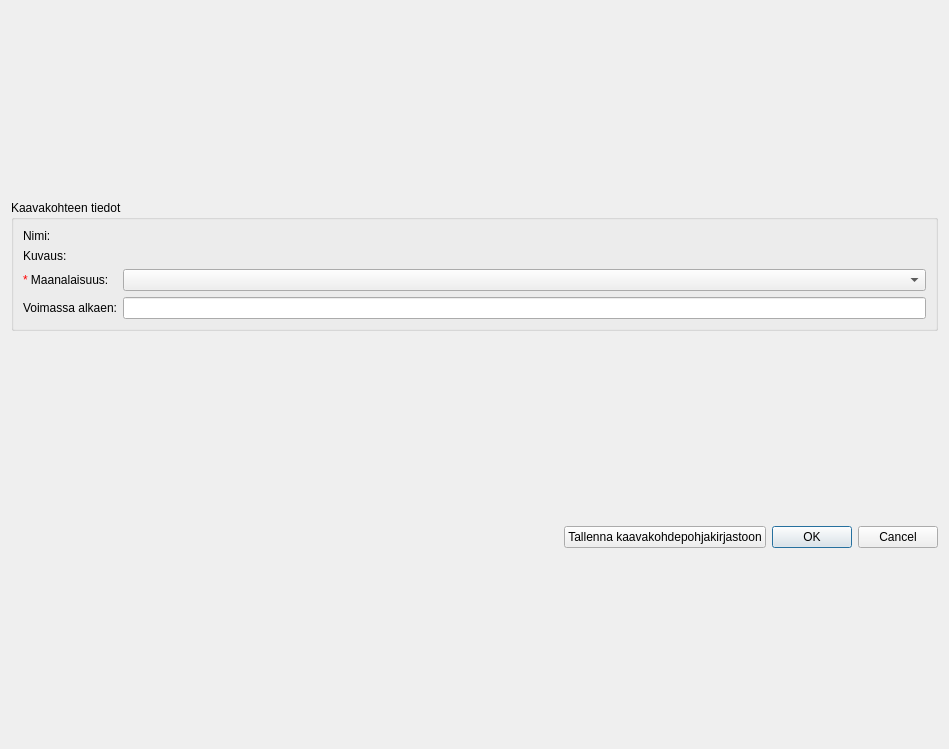
Qt form arho_feature_template/gui/dialogs/plan_feature_form.ui (GispoCoding/arho-qgis-plugin) before a commit.
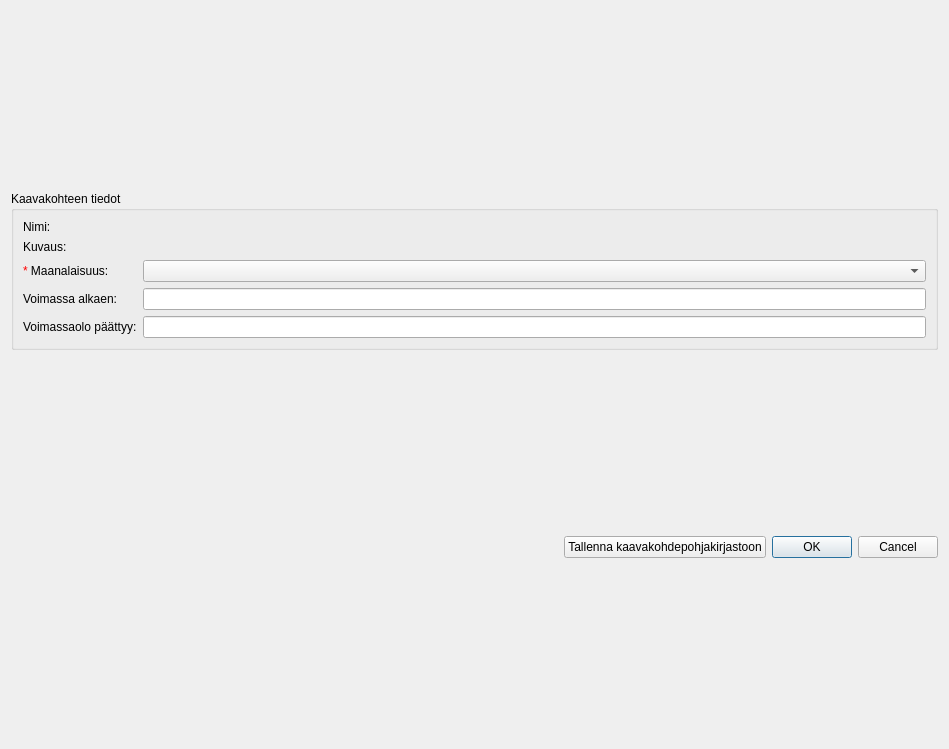
The same form after that commit. Custom widgets are drawn as their Qt base class.

Commit message:
add validity label to plan objects dock, add validity end date to plan object form
Also made showing validity start/end dates in plan object form consistent with
plan attribute form (date fields are hidden if not defined).

What changed in the file:
```diff
--- a/arho_feature_template/gui/dialogs/plan_feature_form.ui
+++ b/arho_feature_template/gui/dialogs/plan_feature_form.ui
@@ -73,6 +73,20 @@
         </property>
        </widget>
       </item>
+      <item row="4" column="0">
+       <widget class="QLabel" name="validity_end_label">
+        <property name="text">
+         <string>Voimassaolo päättyy:</string>
+        </property>
+       </widget>
+      </item>
+      <item row="4" column="1">
+       <widget class="QLineEdit" name="validity_end_date">
+        <property name="readOnly">
+         <bool>true</bool>
+        </property>
+       </widget>
+      </item>
      </layout>
     </widget>
    </item>
```
The commit also changes 4 other files.
